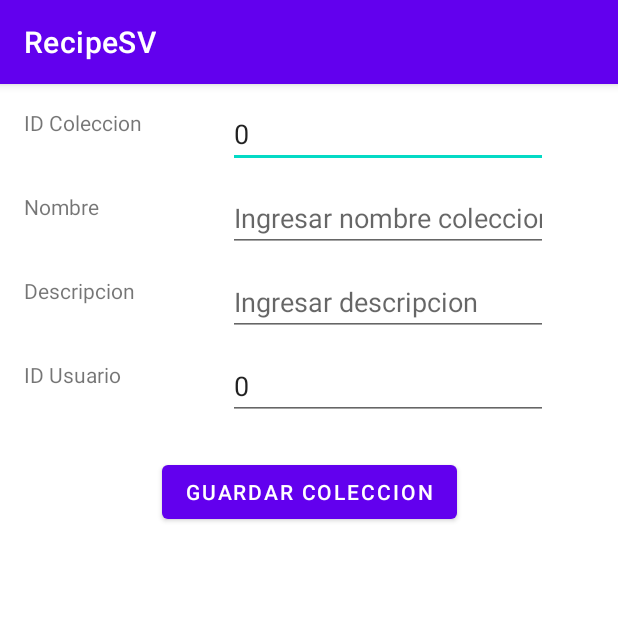
After one commit to gd19016/RecipeSV, an Android app: the fragment GuardarColeccionFragment shown on its own in the app's theme, on a phone screen of 412 x 824 dp, the top half of it. The commit adds this screen. Run offline under Robolectric (Android 15) with nearby library versions, the phone set to English and light mode, and no system bars.

Commit message:
Adicion de mantenimiento base de Colecciones: - Se han creado las clases de acceso a datos DAO. - Se creo el recycler del mantenimiento. - Se crearon los respectivo fragment/vistas. - Se crearon las clases que implementan la logica para controlar las vistas. - Se direccionó la navegabilidad entre fragments al presionar botones.

```diff
--- a/app/src/main/java/sv/edu/ues/fia/eisi/recipesv/MainActivity.kt
+++ b/app/src/main/java/sv/edu/ues/fia/eisi/recipesv/MainActivity.kt
@@ -15,6 +15,7 @@ import com.google.android.material.navigation.NavigationView
 class MainActivity : AppCompatActivity() {
 
     private lateinit var appBarConfiguration: AppBarConfiguration
+
     override fun onCreate(savedInstanceState: Bundle?) {
         super.onCreate(savedInstanceState)
         setContentView(R.layout.activity_main)
@@ -26,15 +27,17 @@ class MainActivity : AppCompatActivity() {
         // Passing each menu ID as a set of Ids because each
         // menu should be considered as top level destinations.
         appBarConfiguration = AppBarConfiguration(setOf(
-            R.id.nav_recetas), drawerLayout)
+            R.id.nav_recetas, R.id.nav_colecciones), drawerLayout)
         setupActionBarWithNavController(navController, appBarConfiguration)
         navView.setupWithNavController(navController)
     }
+
     override fun onCreateOptionsMenu(menu: Menu): Boolean {
         // Inflate the menu; this adds items to the action bar if it is present.
         menuInflater.inflate(R.menu.main, menu)
         return true
     }
+
     override fun onSupportNavigateUp(): Boolean {
         val navController = findNavController(R.id.nav_host_fragment_content_main)
         return navController.navigateUp(appBarConfiguration) || super.onSupportNavigateUp()
--- a/app/src/main/java/sv/edu/ues/fia/eisi/recipesv/db/RegistroRecetaDB.kt
+++ b/app/src/main/java/sv/edu/ues/fia/eisi/recipesv/db/RegistroRecetaDB.kt
@@ -10,7 +10,8 @@ import kotlinx.coroutines.launch
 
 @Database(
     entities = [
-        RecetaEntity::class
+        RecetaEntity::class,
+        ColeccionesEntity::class
     ],
     version = 1,
     exportSchema = false
@@ -18,6 +19,7 @@ import kotlinx.coroutines.launch
 
 abstract class RegistroRecetaDB : RoomDatabase() {
     abstract fun recetaDao(): RecetaDao
+    abstract fun coleccionesDao(): ColeccionesDao
 
     private class RecetaDBCallback(
         private val scope: CoroutineScope
--- /dev/null
+++ b/app/src/main/java/sv/edu/ues/fia/eisi/recipesv/ui/colecciones/ColeccionesViewModel.kt
@@ -0,0 +1,36 @@
+package sv.edu.ues.fia.eisi.recipesv.ui.colecciones
+
+import androidx.lifecycle.LiveData
+import androidx.lifecycle.ViewModel
+import androidx.lifecycle.ViewModelProvider
+import androidx.lifecycle.viewModelScope
+import kotlinx.coroutines.launch
+import sv.edu.ues.fia.eisi.recipesv.db.ColeccionesEntity
+import sv.edu.ues.fia.eisi.recipesv.db.RegistroRecetaRepository
+
+class ColeccionesViewModel (private val repository: RegistroRecetaRepository) : ViewModel() {
+
+    val colecciones: LiveData<List<ColeccionesEntity>> = repository.colecciones
+    var coleccionActual: ColeccionesEntity? = null
+
+    fun insert(coleccion: ColeccionesEntity) = viewModelScope.launch {
+        repository.insert(coleccion)
+    }
+    fun update(coleccion: ColeccionesEntity) = viewModelScope.launch {
+        repository.update(coleccion)
+    }
+    fun delete(coleccion: ColeccionesEntity) = viewModelScope.launch {
+        repository.delete(coleccion)
+    }
+}
+
+class ColeccionesViewModelFactory(private val repository: RegistroRecetaRepository) :
+    ViewModelProvider.Factory {
+    override fun <T : ViewModel> create(modelClass: Class<T>): T {
+        if (modelClass.isAssignableFrom(ColeccionesViewModel::class.java)) {
+            @Suppress("UNCHECKED_CAST")
+            return ColeccionesViewModel(repository) as T
+        }
+        throw IllegalArgumentException("Unknown ViewModel class")
+    }
+}
--- /dev/null
+++ b/app/src/main/java/sv/edu/ues/fia/eisi/recipesv/ui/colecciones/GuardarColeccionFragment.kt
@@ -0,0 +1,87 @@
+package sv.edu.ues.fia.eisi.recipesv.ui.colecciones
+
+import android.os.Bundle
+import androidx.fragment.app.Fragment
+import android.view.LayoutInflater
+import android.view.View
+import android.view.ViewGroup
+import android.widget.*
+import androidx.lifecycle.ViewModelProvider
+import androidx.navigation.fragment.findNavController
+import sv.edu.ues.fia.eisi.recipesv.R
+import sv.edu.ues.fia.eisi.recipesv.RegistroRecetaApplication
+import sv.edu.ues.fia.eisi.recipesv.db.ColeccionesEntity
+
+class GuardarColeccionFragment : Fragment() {
+
+    private lateinit var viewModel: ColeccionesViewModel
+    override fun onCreate(savedInstanceState: Bundle?) {
+        super.onCreate(savedInstanceState)
+    }
+    override fun onCreateView(
+        inflater: LayoutInflater, container: ViewGroup?,
+        savedInstanceState: Bundle?
+    ): View? {
+        val application = activity?.application as RegistroRecetaApplication
+        viewModel = ViewModelProvider(requireActivity(),
+            ColeccionesViewModelFactory(application.repository)
+        ).get(ColeccionesViewModel::class.java)
+        return inflater.inflate(R.layout.fragment_guardar_coleccion, container, false)
+    }
+    override fun onViewCreated(view: View, savedInstanceState: Bundle?) {
+
+        val idColeccion: EditText = view.findViewById(R.id.idColeccion_input)
+        val nombre: EditText = view.findViewById(R.id.nombreColeccion_input)
+        val descripcion: EditText = view.findViewById(R.id.descripcionColeccion_input)
+        val idUsuarioC: EditText = view.findViewById(R.id.idUserC_input)
+        val guardarButton: Button = view.findViewById(R.id.guardar_coleccion)
+
+        val coleccion = viewModel.coleccionActual
+
+        if (coleccion != null) {
+            idColeccion.isEnabled = false
+            idColeccion.setText(coleccion.idColeccion.toString())
+            nombre.setText(coleccion.nombre)
+            descripcion.setText(coleccion.descripcion)
+            idUsuarioC.setText(coleccion.idUsuario.toString())
+
+        } else {
+            idColeccion.setText("0")
+            nombre.setText("")
+            descripcion.setText("")
+            idUsuarioC.setText("0")
+        }
+
+        guardarButton.setOnClickListener{
+            if (idColeccion.text.isNullOrBlank() ||
+                nombre.text.isNullOrBlank() ||
+                    descripcion.text.isNullOrBlank() ||
+                idUsuarioC.text.isNullOrBlank()) {
+                Toast.makeText(context, "Todos los campos son requeridos",
+                    Toast.LENGTH_LONG).show()
+                return@setOnClickListener
+            }
+
+            if (coleccion != null) {
+                viewModel.update(
+                    ColeccionesEntity(
+                        coleccion.idColeccion,
+                        nombre.text.toString(),
+                        descripcion.text.toString(),
+                        coleccion.idUsuario
+                    )
+                )
+            } else {
+                viewModel.insert(
+                    ColeccionesEntity(
+                        idColeccion.text.toString().toInt(),
+                        nombre.text.toString(),
+                        descripcion.text.toString(),
+                        idUsuarioC.text.toString().toInt()
+                    )
+                )
+            }
+            findNavController().navigateUp()
+        }
+    }
+}
--- /dev/null
+++ b/app/src/main/res/layout/fragment_guardar_coleccion.xml
@@ -0,0 +1,114 @@
+<?xml version="1.0" encoding="utf-8"?>
+<androidx.constraintlayout.widget.ConstraintLayout xmlns:android="http://schemas.android.com/apk/res/android"
+    xmlns:app="http://schemas.android.com/apk/res-auto"
+    xmlns:tools="http://schemas.android.com/tools"
+    android:layout_width="match_parent"
+    android:layout_height="match_parent"
+    tools:context=".ui.colecciones.GuardarColeccionFragment"
+    tools:ignore="ExtraText">
+
+    <TextView
+        android:id="@+id/idColeccion_label"
+        android:layout_width="120dp"
+        android:layout_height="40dp"
+        android:layout_marginStart="16dp"
+        android:layout_marginTop="16dp"
+        android:text="@string/id_coleccion"
+        app:layout_constraintStart_toStartOf="parent"
+        app:layout_constraintTop_toTopOf="parent" />
+
+    <TextView
+        android:id="@+id/nombreColeccion_label"
+        android:layout_width="120dp"
+        android:layout_height="40dp"
+        android:layout_marginStart="16dp"
+        android:layout_marginTop="16dp"
+        android:text="@string/nombre_coleccion"
+        app:layout_constraintStart_toStartOf="parent"
+        app:layout_constraintTop_toBottomOf="@id/idColeccion_label" />
+
+    <TextView
+        android:id="@+id/descripcionColeccion_label"
+        android:layout_width="120dp"
+        android:layout_height="40dp"
+        android:layout_marginStart="16dp"
+        android:layout_marginTop="16dp"
+        android:text="@string/descripcion_coleccion"
+        app:layout_constraintStart_toStartOf="parent"
+        app:layout_constraintTop_toBottomOf="@id/nombreColeccion_label" />
+
+    <TextView
+        android:id="@+id/idUsuarioC_label"
+        android:layout_width="120dp"
+        android:layout_height="40dp"
+        android:layout_marginStart="16dp"
+        android:layout_marginTop="16dp"
+        android:text="@string/id_usuario"
+        app:layout_constraintStart_toStartOf="parent"
+        app:layout_constraintTop_toBottomOf="@id/descripcionColeccion_label" />
+
+
+    <EditText
+        android:id="@+id/idColeccion_input"
+        android:layout_width="wrap_content"
+        android:layout_height="40dp"
+        android:layout_marginStart="16dp"
+        android:layout_marginTop="16dp"
+        android:ems="10"
+        android:hint="@string/ingresar_idColeccion"
+        android:importantForAutofill="no"
+        android:inputType="text"
+        app:layout_constraintStart_toEndOf="@+id/idColeccion_label"
+        app:layout_constraintTop_toTopOf="parent" />
+
+    <EditText
+        android:id="@+id/nombreColeccion_input"
+        android:layout_width="wrap_content"
+        android:layout_height="40dp"
+        android:layout_marginStart="16dp"
+        android:layout_marginTop="16dp"
+        android:ems="10"
+        android:hint="@string/ingresar_nombreColeccion"
+        android:importantForAutofill="no"
+        android:inputType="text"
+        app:layout_constraintStart_toEndOf="@+id/nombreColeccion_label"
+        app:layout_constraintTop_toBottomOf="@id/idColeccion_input" />
+
+    <EditText
+        android:id="@+id/descripcionColeccion_input"
+        android:layout_width="wrap_content"
+        android:layout_height="40dp"
+        android:layout_marginStart="16dp"
+        android:layout_marginTop="16dp"
+        android:ems="10"
+        android:hint="@string/ingresar_descripcionColeccion"
+        android:importantForAutofill="no"
+        android:inputType="text"
+        app:layout_constraintStart_toEndOf="@+id/descripcionColeccion_label"
+        app:layout_constraintTop_toBottomOf="@id/nombreColeccion_input" />
+
+    <EditText
+        android:id="@+id/idUserC_input"
+        android:layout_width="wrap_content"
+        android:layout_height="40dp"
+        android:layout_marginStart="16dp"
+        android:layout_marginTop="16dp"
+        android:ems="10"
+        android:hint="@string/ingresar_idUserC"
+        android:importantForAutofill="no"
+        android:inputType="text"
+        app:layout_constraintStart_toEndOf="@+id/idUsuarioC_label"
+        app:layout_constraintTop_toBottomOf="@id/descripcionColeccion_input" />
+
+
+    <Button
+        android:id="@+id/guardar_coleccion"
+        android:layout_width="wrap_content"
+        android:layout_height="wrap_content"
+        android:layout_marginTop="24dp"
+        android:text="@string/btn_guardar_coleccion"
+        app:layout_constraintEnd_toEndOf="parent"
+        app:layout_constraintStart_toStartOf="parent"
+        app:layout_constraintTop_toBottomOf="@+id/idUsuarioC_label" />
+
+</androidx.constraintlayout.widget.ConstraintLayout>
--- a/app/src/main/res/values/strings.xml
+++ b/app/src/main/res/values/strings.xml
@@ -27,8 +27,23 @@
 
     <!-- Titulos botones -->
     <string name="btn_guardar_receta">Guardar Receta</string>
+
     <!-- TODO: Remove or change this placeholder text -->
+
     <string name="hello_blank_fragment">Hello blank fragment</string>
     <string name="id_receta">ID</string>
     <string name="ing_id_receta">Ingrese el ID...</string>
+
+    <!-- Cadenas Mantenimiento Colecciones -->
+    <string name="gestionar_colecciones">Gestionar colecciones</string>
+    <string name="id_coleccion">ID Coleccion</string>
+    <string name="nombre_coleccion">Nombre</string>
+    <string name="descripcion_coleccion">Descripcion</string>
+    <string name="id_usuario">ID Usuario</string>
+    <string name="ingresar_idColeccion">Ingresar ID Coleccion</string>
+    <string name="ingresar_nombreColeccion">Ingresar nombre coleccion...</string>
+    <string name="ingresar_descripcionColeccion">Ingresar descripcion</string>
+    <string name="ingresar_idUserC">Ingresar ID Usuario</string>
+    <string name="btn_guardar_coleccion">Guardar Coleccion</string>
+
 </resources>
```
Also changed, not shown: app/src/main/java/sv/edu/ues/fia/eisi/recipesv/db/ColeccionesDao.kt (added, +23 -0 lines), app/src/main/java/sv/edu/ues/fia/eisi/recipesv/db/ColeccionesEntity.kt (added, +16 -0 lines), app/src/main/java/sv/edu/ues/fia/eisi/recipesv/db/RegistroRecetaRepository.kt (+24 -0 lines), app/src/main/java/sv/edu/ues/fia/eisi/recipesv/ui/colecciones/ColeccionesFragment.kt (added, +71 -0 lines), app/src/main/java/sv/edu/ues/fia/eisi/recipesv/ui/colecciones/ColeccionesListAdapter.kt (added, +73 -0 lines), app/src/main/res/drawable/ic_menu_coleccion.xml (added, +10 -0 lines), app/src/main/res/layout/colecciones_fragment.xml (added, +29 -0 lines), app/src/main/res/layout/recyclerview_mtto.xml (+11 -0 lines), app/src/main/res/menu/activity_main_drawer.xml (+7 -0 lines), app/src/main/res/navigation/mobile_navigation.xml (+21 -0 lines), 1 other file.
